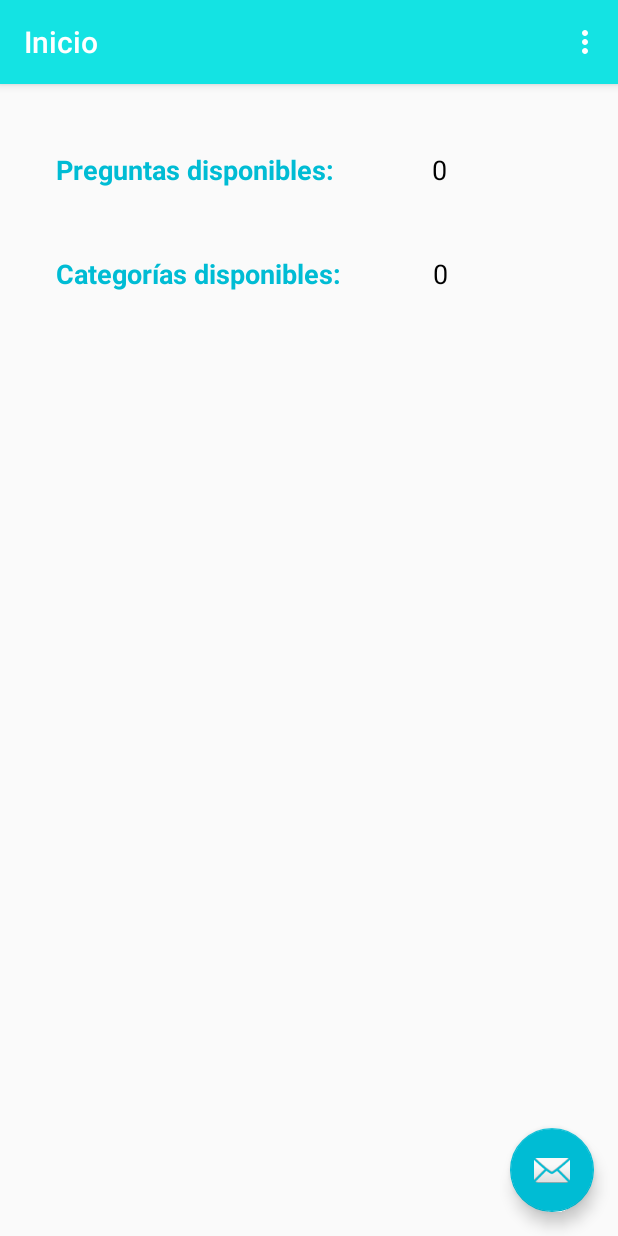
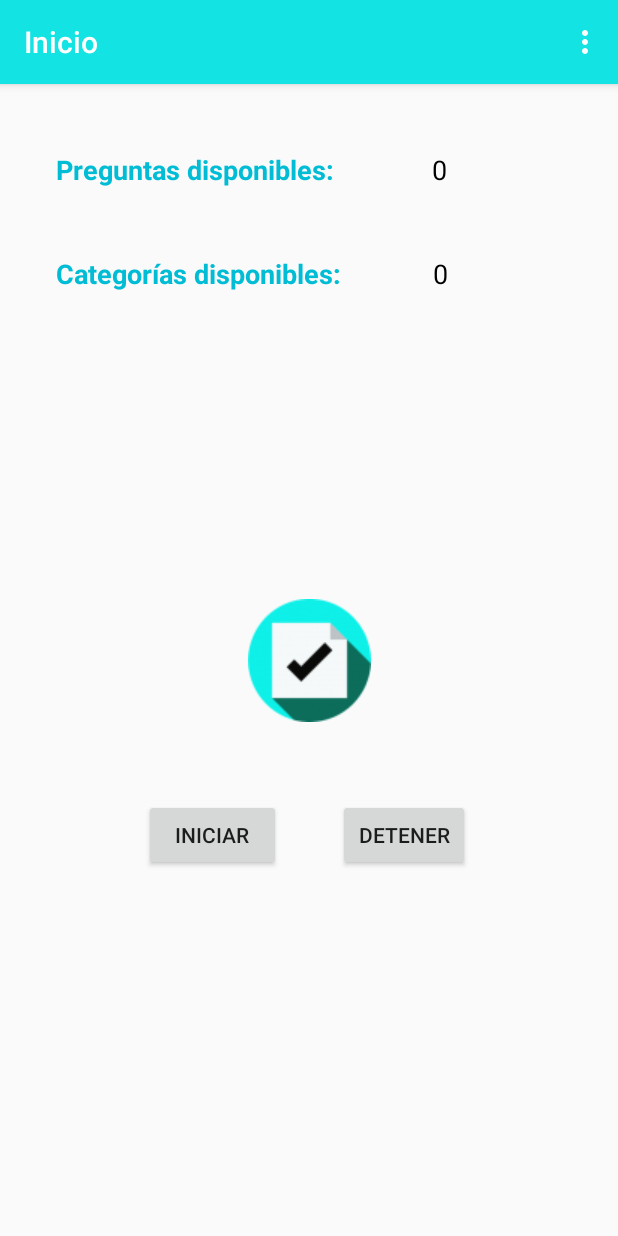
Before and after one commit to RYuste/AppQuiz, an Android app: the screen it shows after launch (ResumenActivity), on a phone screen of 412 x 824 dp. Run offline under Robolectric (Android 15) with nearby library versions, the phone set to English and light mode, and no system bars; Roboto replaces fonts that are not available here.

Commit message:
Creando animación

```diff
--- a/app/src/main/java/com/appquiz/proyectoappquiz/ResumenActivity.java
+++ b/app/src/main/java/com/appquiz/proyectoappquiz/ResumenActivity.java
@@ -11,6 +11,10 @@ import android.util.Log;
 import android.view.Menu;
 import android.view.MenuItem;
 import android.view.View;
+import android.view.animation.Animation;
+import android.view.animation.AnimationUtils;
+import android.widget.Button;
+import android.widget.ImageView;
 import android.widget.TextView;
 
 public class ResumenActivity extends AppCompatActivity {
@@ -19,6 +23,10 @@ public class ResumenActivity extends AppCompatActivity {
     private Context myContext;
     private TextView cantPreguntas;
     private TextView cantCategorias;
+
+    private Animation animation;
+    private ImageView imgAnimation;
+    private Button btnAnimation, btnAnimationStop;
 
     @Override
     protected void onCreate(Bundle savedInstanceState) {
@@ -29,17 +37,41 @@ public class ResumenActivity extends AppCompatActivity {
         Toolbar toolbar = (Toolbar) findViewById(R.id.toolbar);
         setSupportActionBar(toolbar);
 
-        FloatingActionButton fab = (FloatingActionButton) findViewById(R.id.fab);
-        fab.setOnClickListener(new View.OnClickListener() {
+        imgAnimation = (ImageView) findViewById(R.id.imageAnimation);
+        btnAnimation = (Button) findViewById(R.id.buttonAnimation);
+        btnAnimationStop = (Button) findViewById(R.id.buttonStop);
+
+        btnAnimation.setOnClickListener(new View.OnClickListener() {
             @Override
-            public void onClick(View view) {
-                Snackbar.make(view, "Replace with your own action", Snackbar.LENGTH_LONG)
-                        .setAction("Action", null).show();
+            public void onClick(View v) {
+                trans();
             }
         });
 
+        btnAnimationStop.setOnClickListener(new View.OnClickListener() {
+            @Override
+            public void onClick(View v) {
+                transStop();
+            }
+        });
 
         MyLog.d(TAG, "Cerrando onCreate...");
+    }
+
+    /**
+     * Inicia la animación
+     */
+    private void trans(){
+        animation = AnimationUtils.loadAnimation(this, R.anim.trans);
+        animation.setFillAfter(true);
+        imgAnimation.startAnimation(animation);
+    }
+
+    /**
+     * Detiene la animación
+     */
+    private void transStop(){
+        imgAnimation.clearAnimation();
     }
 
     /*--------------------- AJUSTES ------------------------------------------------*/
--- /dev/null
+++ b/app/src/main/res/anim/trans.xml
@@ -0,0 +1,9 @@
+<?xml version="1.0" encoding="utf-8"?>
+<set xmlns:android="http://schemas.android.com/apk/res/android">
+    <translate
+        android:fromXDelta="-50%p"
+        android:toXDelta="50%p"
+        android:duration="2000"
+        android:repeatCount="infinite"
+        />
+</set>
--- a/app/src/main/res/layout/activity_resumen.xml
+++ b/app/src/main/res/layout/activity_resumen.xml
@@ -20,14 +20,8 @@
 
     </android.support.design.widget.AppBarLayout>
 
-    <include layout="@layout/content_resumen" />
-
-    <android.support.design.widget.FloatingActionButton
-        android:id="@+id/fab"
-        android:layout_width="wrap_content"
-        android:layout_height="wrap_content"
-        android:layout_gravity="bottom|end"
-        android:layout_margin="@dimen/fab_margin"
-        app:srcCompat="@android:drawable/ic_dialog_email" />
+    <include
+        android:id="@+id/include"
+        layout="@layout/content_resumen" />
 
 </android.support.design.widget.CoordinatorLayout>
--- a/app/src/main/res/layout/content_resumen.xml
+++ b/app/src/main/res/layout/content_resumen.xml
@@ -86,4 +86,50 @@
         app:layout_constraintTop_toTopOf="parent"
         app:layout_constraintVertical_bias="0.142" />
 
+    <Button
+        android:id="@+id/buttonAnimation"
+        android:layout_width="91dp"
+        android:layout_height="wrap_content"
+        android:layout_marginStart="8dp"
+        android:layout_marginTop="8dp"
+        android:layout_marginEnd="8dp"
+        android:layout_marginBottom="8dp"
+        android:text="Iniciar"
+        app:layout_constraintBottom_toBottomOf="parent"
+        app:layout_constraintEnd_toEndOf="parent"
+        app:layout_constraintHorizontal_bias="0.289"
+        app:layout_constraintStart_toStartOf="parent"
+        app:layout_constraintTop_toTopOf="parent"
+        app:layout_constraintVertical_bias="0.666" />
+
+    <ImageView
+        android:id="@+id/imageAnimation"
+        android:layout_width="wrap_content"
+        android:layout_height="wrap_content"
+        android:layout_marginStart="8dp"
+        android:layout_marginTop="8dp"
+        android:layout_marginEnd="8dp"
+        android:layout_marginBottom="8dp"
+        app:layout_constraintBottom_toBottomOf="parent"
+        app:layout_constraintEnd_toEndOf="parent"
+        app:layout_constraintStart_toStartOf="parent"
+        app:layout_constraintTop_toTopOf="parent"
+        app:srcCompat="@drawable/imagelogo" />
+
+    <Button
+        android:id="@+id/buttonStop"
+        android:layout_width="wrap_content"
+        android:layout_height="wrap_content"
+        android:layout_marginStart="8dp"
+        android:layout_marginTop="8dp"
+        android:layout_marginEnd="8dp"
+        android:layout_marginBottom="8dp"
+        android:text="Detener"
+        app:layout_constraintBottom_toBottomOf="parent"
+        app:layout_constraintEnd_toEndOf="parent"
+        app:layout_constraintHorizontal_bias="0.706"
+        app:layout_constraintStart_toStartOf="parent"
+        app:layout_constraintTop_toTopOf="parent"
+        app:layout_constraintVertical_bias="0.666" />
+
 </android.support.constraint.ConstraintLayout>
```
Also changed, not shown: app/src/main/res/drawable/imagelogo.png (added).
